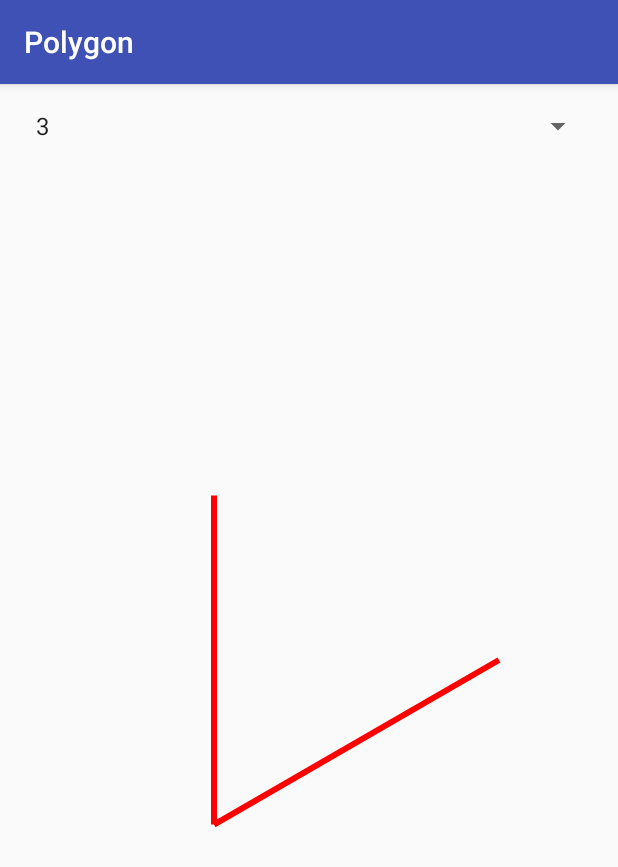
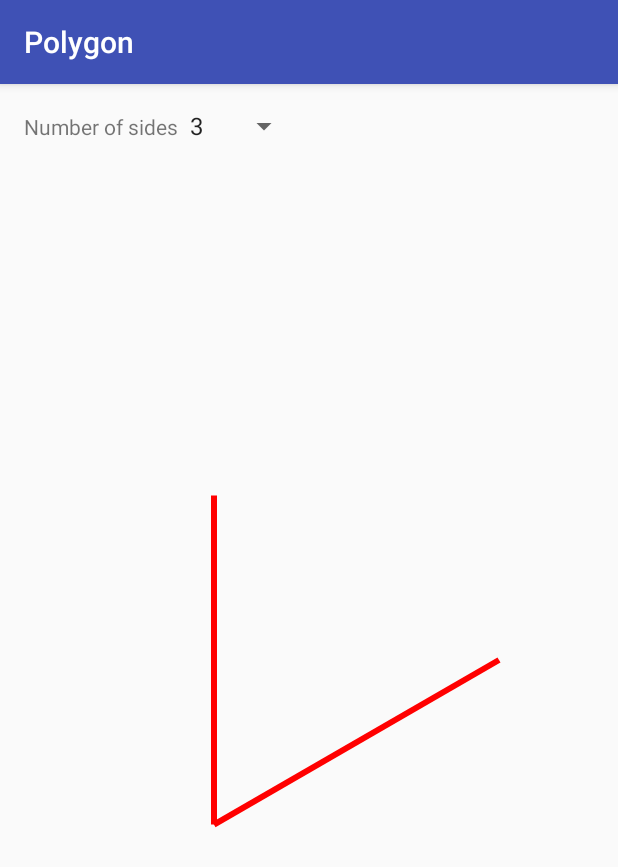
Before and after one commit to izzytwosheds/polygon, an Android app: the screen it shows after launch (MainActivity), on a phone screen of 412 x 824 dp. Shown: the top 867 px of the screen. Run offline under Robolectric (Android 15) with nearby library versions, the phone set to English and light mode, and no system bars.

Commit message:
Added a "Number of Sides" text view.

```diff
--- a/app/src/main/res/layout/activity_main.xml
+++ b/app/src/main/res/layout/activity_main.xml
@@ -6,10 +6,21 @@
     android:paddingTop="@dimen/activity_vertical_margin"
     android:paddingBottom="@dimen/activity_vertical_margin" tools:context=".MainActivity">
 
-    <Spinner
-        android:id="@+id/spinner_vertices"
+    <LinearLayout
         android:layout_width="match_parent"
-        android:layout_height="wrap_content"/>
+        android:layout_height="wrap_content"
+        android:orientation="horizontal">
+        <TextView
+            android:layout_width="wrap_content"
+            android:layout_height="wrap_content"
+            android:text="@string/num_sides"/>
+
+        <Spinner
+            android:id="@+id/spinner_vertices"
+            android:layout_width="wrap_content"
+            android:layout_height="wrap_content"/>
+    </LinearLayout>
+
 
     <com.twosheds.polygon.PolygonView
         android:id="@+id/polygon"
--- a/app/src/main/res/values/strings.xml
+++ b/app/src/main/res/values/strings.xml
@@ -1,5 +1,6 @@
 <resources>
     <string name="app_name">Polygon</string>
+    <string name="num_sides">Number of sides</string>
     <string-array name="vertices_array">
         <item>3</item>
         <item>4</item>
```
